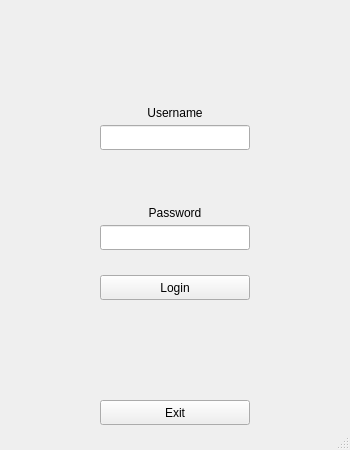
Old version of the form GolfApp/login.ui in the repository drober23/CS340-GolfApp.
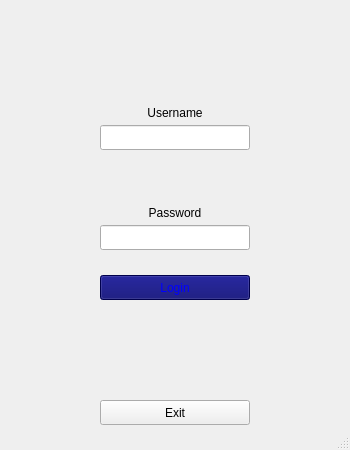
New version of the form.

The edit to the form file:
```diff
--- a/GolfApp/login.ui
+++ b/GolfApp/login.ui
@@ -13,6 +13,9 @@
   <property name="windowTitle">
    <string>MainWindow</string>
   </property>
+  <property name="autoFillBackground">
+   <bool>false</bool>
+  </property>
   <widget class="QWidget" name="centralwidget">
    <widget class="QLineEdit" name="usernameLine">
     <property name="geometry">
@@ -78,6 +81,21 @@
       <height>25</height>
      </rect>
     </property>
+    <property name="styleSheet">
+     <string notr="true">color: rgb(0, 0, 255);
+selection-background-color: rgb(255, 255, 255);
+selection-color: rgb(0, 170, 255);
+gridline-color: rgb(255, 255, 255);
+border-left-color: rgb(255, 0, 0);
+border-bottom-color: rgb(255, 0, 0);
+border-right-color: rgb(255, 0, 0);
+border-top-color: rgb(255, 0, 0);
+border-color: rgb(255, 0, 0);
+alternate-background-color: rgb(0, 0, 94);
+background-color: rgb(0, 0, 106);
+font: 12pt &quot;Comic Sans MS&quot;;
+</string>
+    </property>
     <property name="text">
      <string>Login</string>
     </property>
```
